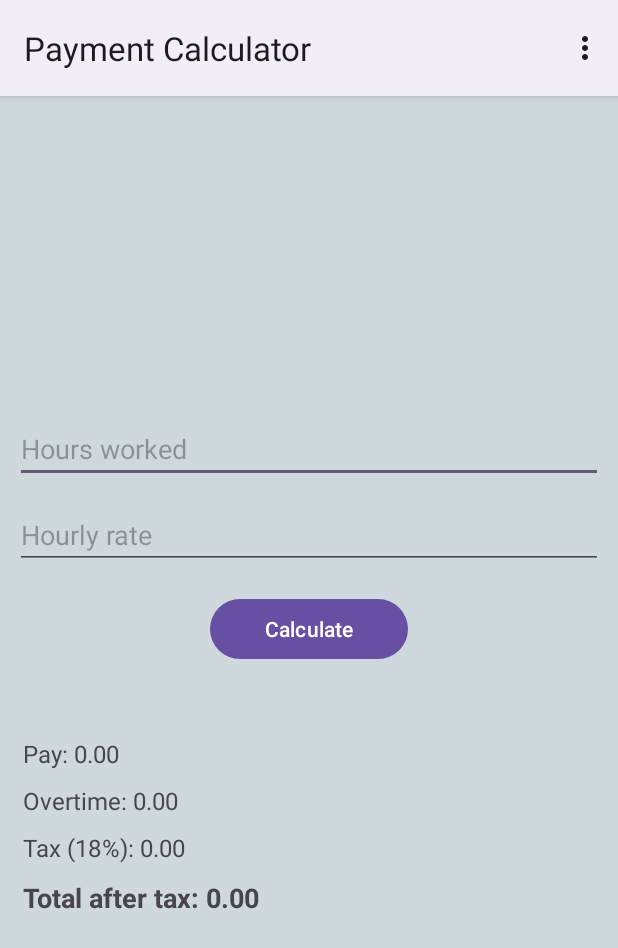
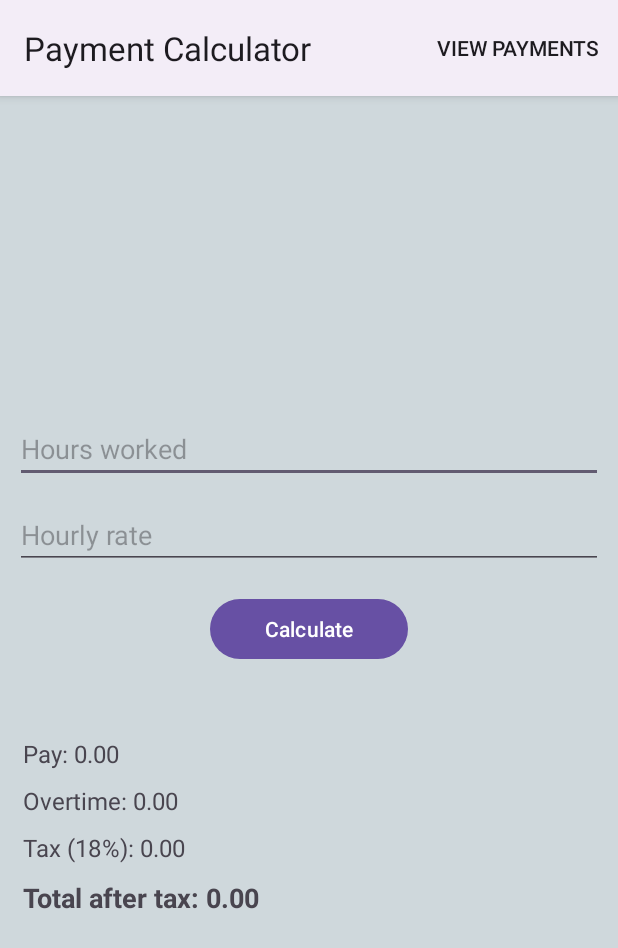
Before and after one commit to Ibrahimdur1989/A1_Ebrahim_AlSerri, an Android app: the screen it shows after launch (MainActivity), on a phone screen of 412 x 824 dp. Shown: the top 948 px of the screen. Run offline under Robolectric (Android 15) with nearby library versions, the phone set to English and light mode, and no system bars.

Commit message:
change the layout of View Payment

```diff
--- a/app/src/main/res/menu/main_menu.xml
+++ b/app/src/main/res/menu/main_menu.xml
@@ -3,6 +3,6 @@
     xmlns:app="http://schemas.android.com/apk/res-auto">
     <item
         android:id="@+id/action_view_payments"
-        android:title="View Payments"
-        app:showAsAction="never"/>
+        android:title="@string/menu_view"
+        app:showAsAction="always"/>
 </menu>
--- a/app/src/main/res/values/strings.xml
+++ b/app/src/main/res/values/strings.xml
@@ -7,4 +7,5 @@
     <string name="overtime">Overtime: 0.00</string>
     <string name="tax">Tax (18%): 0.00</string>
     <string name="total">Total after tax: 0.00</string>
+    <string name="menu_view">View Payments</string>
 </resources>
```
